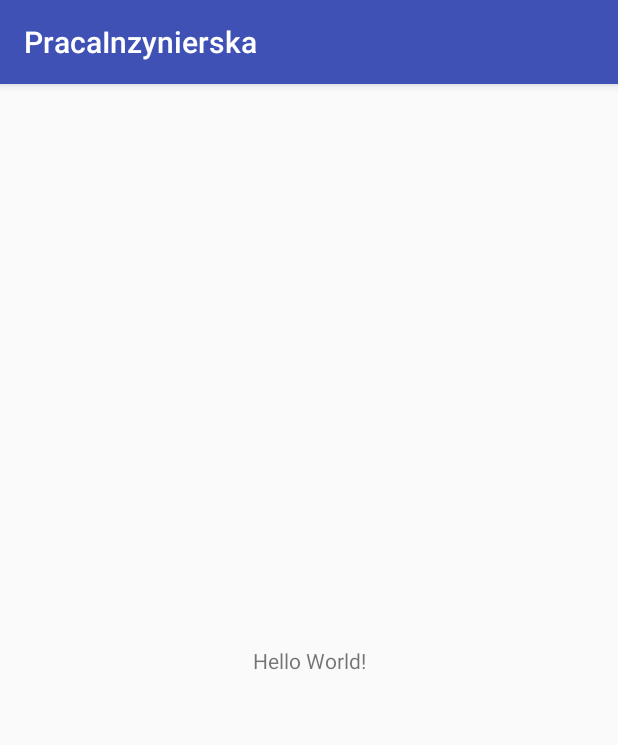
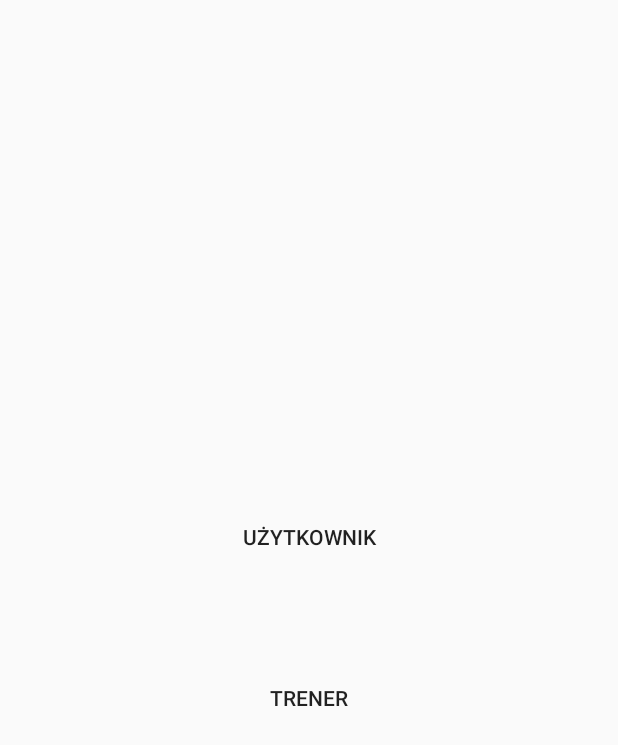
Before and after one commit to MarcinLewczyk/PracaInzynierska, an Android app: the screen it shows after launch (MainActivity before the commit, LoadingActivity after it), on a phone screen of 412 x 824 dp. Shown: the top 745 px of the screen. Run offline under Robolectric (Android 15) with nearby library versions, the phone set to English and light mode, and no system bars; our stand-ins replace ButterKnife.

Commit message:
Loading screen work in progress

```diff
--- a/PracaInzynierska/app/build.gradle
+++ b/PracaInzynierska/app/build.gradle
@@ -24,6 +24,9 @@ dependencies {
     androidTestCompile('com.android.support.test.espresso:espresso-core:2.2.2', {
         exclude group: 'com.android.support', module: 'support-annotations'
     })
+    compile 'com.jakewharton:butterknife:8.8.1'
+    annotationProcessor 'com.jakewharton:butterknife-compiler:8.8.1'
+
     compile 'com.android.support:appcompat-v7:26.+'
     compile 'com.android.support.constraint:constraint-layout:1.0.2'
     testCompile 'junit:junit:4.12'
--- a/PracaInzynierska/app/src/main/AndroidManifest.xml
+++ b/PracaInzynierska/app/src/main/AndroidManifest.xml
@@ -9,13 +9,15 @@
         android:roundIcon="@mipmap/ic_launcher_round"
         android:supportsRtl="true"
         android:theme="@style/AppTheme">
-        <activity android:name=".MainActivity">
+        <activity android:name=".LoadingActivity">
             <intent-filter>
                 <action android:name="android.intent.action.MAIN" />
 
                 <category android:name="android.intent.category.LAUNCHER" />
             </intent-filter>
         </activity>
+        <activity android:name=".UserMainMenuActivity" />
+        <activity android:name=".CoachMainMenuActivity"></activity>
     </application>
 
 </manifest>
--- a/PracaInzynierska/app/src/main/java/lewczyk/pracainzynierska/MainActivity.java
+++ b/PracaInzynierska/app/src/main/java/lewczyk/pracainzynierska/CoachMainMenuActivity.java
@@ -3,11 +3,11 @@ package lewczyk.pracainzynierska;
 import android.support.v7.app.AppCompatActivity;
 import android.os.Bundle;
 
-public class MainActivity extends AppCompatActivity {
+public class CoachMainMenuActivity extends AppCompatActivity {
 
     @Override
     protected void onCreate(Bundle savedInstanceState) {
         super.onCreate(savedInstanceState);
-        setContentView(R.layout.activity_main);
+        setContentView(R.layout.activity_coach_main_menu);
     }
 }
--- /dev/null
+++ b/PracaInzynierska/app/src/main/java/lewczyk/pracainzynierska/LoadingActivity.java
@@ -0,0 +1,35 @@
+package lewczyk.pracainzynierska;
+
+import android.content.Intent;
+import android.support.v7.app.AppCompatActivity;
+import android.os.Bundle;
+import butterknife.ButterKnife;
+import butterknife.OnClick;
+
+
+public class LoadingActivity extends AppCompatActivity {
+
+    @Override
+    protected void onCreate(Bundle savedInstanceState) {
+        super.onCreate(savedInstanceState);
+        setContentView(R.layout.activity_loading);
+        ButterKnife.bind(this);
+        setViewSettings();
+    }
+
+    private void setViewSettings(){
+        getSupportActionBar().hide();
+    }
+
+    @OnClick(R.id.userButton)
+    public void moveToUserMainMenu(){
+        Intent intent = new Intent(getApplicationContext(), UserMainMenuActivity.class);
+        startActivity(intent);
+    }
+
+    @OnClick(R.id.coachButton)
+    public void moveToCoachMainMenu(){
+        Intent intent = new Intent(getApplicationContext(), CoachMainMenuActivity.class);
+        startActivity(intent);
+    }
+}
--- /dev/null
+++ b/PracaInzynierska/app/src/main/res/layout/activity_loading.xml
@@ -0,0 +1,37 @@
+<?xml version="1.0" encoding="utf-8"?>
+<RelativeLayout xmlns:android="http://schemas.android.com/apk/res/android"
+    xmlns:tools="http://schemas.android.com/tools"
+    android:layout_width="match_parent"
+    android:layout_height="match_parent"
+    tools:context="lewczyk.pracainzynierska.LoadingActivity">
+    <TextView
+        android:id="@+id/centerTextView"
+        android:layout_width="wrap_content"
+        android:layout_height="wrap_content"
+        android:layout_centerVertical="true"
+        android:layout_centerHorizontal="true"/>
+
+    <Button
+        android:id="@+id/userButton"
+        android:layout_width="fill_parent"
+        android:layout_height="wrap_content"
+        android:text="@string/user"
+        android:layout_centerHorizontal="true"
+        android:background="@android:color/transparent"
+        android:padding="12dp"
+        android:layout_marginBottom="20dp"
+        android:layout_above="@id/centerTextView"/>
+
+    <Button
+        android:id="@+id/coachButton"
+        android:layout_width="fill_parent"
+        android:layout_height="wrap_content"
+        android:text="@string/coach"
+        android:background="@android:color/transparent"
+        android:padding="12dp"
+        android:layout_marginTop="20dp"
+        android:layout_centerHorizontal="true"
+        android:layout_below="@+id/centerTextView"/>
+
+
+</RelativeLayout>
--- a/PracaInzynierska/app/src/main/res/layout/activity_main.xml
+++ /dev/null
@@ -1,18 +0,0 @@
-<?xml version="1.0" encoding="utf-8"?>
-<android.support.constraint.ConstraintLayout xmlns:android="http://schemas.android.com/apk/res/android"
-    xmlns:app="http://schemas.android.com/apk/res-auto"
-    xmlns:tools="http://schemas.android.com/tools"
-    android:layout_width="match_parent"
-    android:layout_height="match_parent"
-    tools:context="lewczyk.pracainzynierska.MainActivity">
-
-    <TextView
-        android:layout_width="wrap_content"
-        android:layout_height="wrap_content"
-        android:text="Hello World!"
-        app:layout_constraintBottom_toBottomOf="parent"
-        app:layout_constraintLeft_toLeftOf="parent"
-        app:layout_constraintRight_toRightOf="parent"
-        app:layout_constraintTop_toTopOf="parent" />
-
-</android.support.constraint.ConstraintLayout>
--- a/PracaInzynierska/app/src/main/res/values/strings.xml
+++ b/PracaInzynierska/app/src/main/res/values/strings.xml
@@ -1,3 +1,5 @@
 <resources>
     <string name="app_name">PracaInzynierska</string>
+    <string name="coach">Trener</string>
+    <string name="user">Użytkownik</string>
 </resources>
```
Also changed, not shown: PracaInzynierska/app/src/main/java/lewczyk/pracainzynierska/UserMainMenuActivity.java (added, +13 -0 lines), PracaInzynierska/app/src/main/res/layout/activity_coach_main_menu.xml (added, +9 -0 lines), PracaInzynierska/app/src/main/res/layout/activity_user_main_menu.xml (added, +9 -0 lines).
